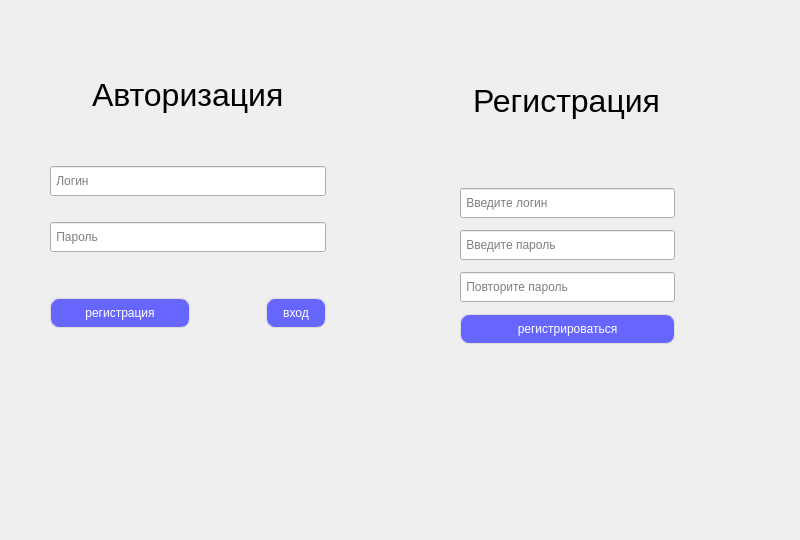
Before: the Qt Designer form app/app-qt/src/loginwidget/loginwidget.ui in JMICKHs/jmickhenger, drawn with Qt 5.
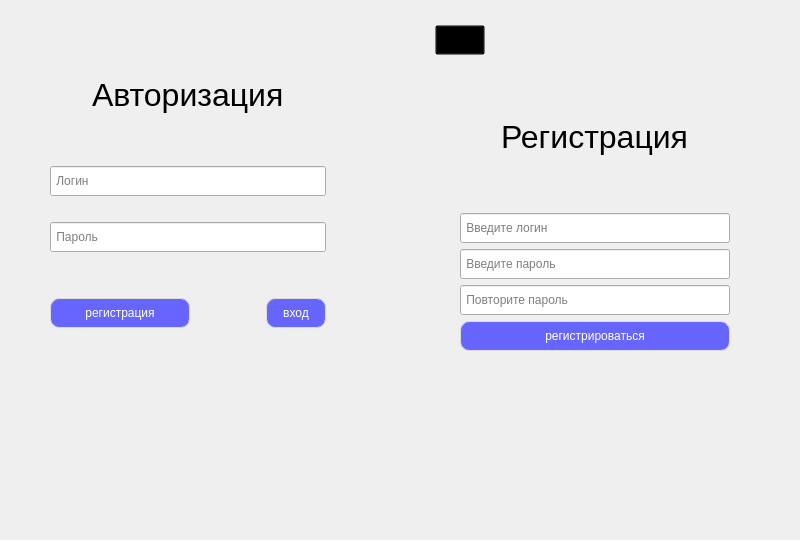
After: the same form once the commit is applied. Icons and pictures are not drawn. Custom widgets are drawn as their Qt base class.

The edit to the form file:
```diff
--- a/app/app-qt/src/loginwidget/loginwidget.ui
+++ b/app/app-qt/src/loginwidget/loginwidget.ui
@@ -364,11 +364,62 @@
     <rect>
      <x>420</x>
      <y>20</y>
-     <width>295</width>
+     <width>350</width>
      <height>471</height>
     </rect>
    </property>
    <layout class="QVBoxLayout" name="mainRegistrationLayout">
+    <item>
+     <layout class="QHBoxLayout" name="horizontalLayout_9">
+      <item>
+       <widget class="QPushButton" name="returnButton">
+        <property name="minimumSize">
+         <size>
+          <width>50</width>
+          <height>30</height>
+         </size>
+        </property>
+        <property name="maximumSize">
+         <size>
+          <width>40</width>
+          <height>16777215</height>
+         </size>
+        </property>
+        <property name="styleSheet">
+         <string notr="true">background: transparent;
+
+border-image: url(&quot;/home/kostikan/jmickhenger/app/img/ret.png&quot;);
+</string>
+        </property>
+        <property name="text">
+         <string/>
+        </property>
+        <property name="iconSize">
+         <size>
+          <width>80</width>
+          <height>40</height>
+         </size>
+        </property>
+       </widget>
+      </item>
+      <item>
+       <spacer name="horizontalSpacer_18">
+        <property name="orientation">
+         <enum>Qt::Horizontal</enum>
+        </property>
+        <property name="sizeType">
+         <enum>QSizePolicy::Fixed</enum>
+        </property>
+        <property name="sizeHint" stdset="0">
+         <size>
+          <width>270</width>
+          <height>40</height>
+         </size>
+        </property>
+       </spacer>
+      </item>
+     </layout>
+    </item>
     <item>
      <layout class="QHBoxLayout" name="horizontalLayout_4">
       <item>
```
